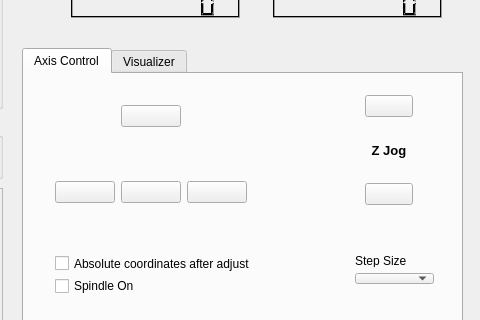
Qt form mainwindow.ui (apsystems/GrblHoming) before a commit; both pictures show x 358 to 838 and y 151 to 471 of the 838 by 625 pixel window.
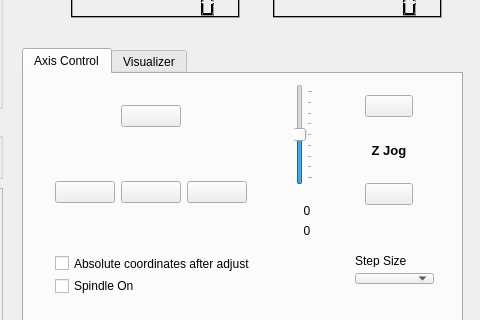
The same form after that commit. Icons and pictures are not drawn. Custom widgets are drawn as their Qt base class.

Commit message: Initial attempt at z control ui

Diff of the .ui file:
```diff
--- a/mainwindow.ui
+++ b/mainwindow.ui
@@ -1082,6 +1082,69 @@
        </item>
       </layout>
      </widget>
+     <widget class="QSlider" name="verticalSliderZJog">
+      <property name="geometry">
+       <rect>
+        <x>270</x>
+        <y>10</y>
+        <width>19</width>
+        <height>101</height>
+       </rect>
+      </property>
+      <property name="maximum">
+       <number>80</number>
+      </property>
+      <property name="value">
+       <number>40</number>
+      </property>
+      <property name="sliderPosition">
+       <number>40</number>
+      </property>
+      <property name="orientation">
+       <enum>Qt::Vertical</enum>
+      </property>
+      <property name="invertedAppearance">
+       <bool>false</bool>
+      </property>
+      <property name="invertedControls">
+       <bool>false</bool>
+      </property>
+      <property name="tickPosition">
+       <enum>QSlider::TicksBelow</enum>
+      </property>
+     </widget>
+     <widget class="QLabel" name="currentZJogSliderDelta">
+      <property name="geometry">
+       <rect>
+        <x>260</x>
+        <y>130</y>
+        <width>46</width>
+        <height>13</height>
+       </rect>
+      </property>
+      <property name="text">
+       <string>0</string>
+      </property>
+      <property name="alignment">
+       <set>Qt::AlignCenter</set>
+      </property>
+     </widget>
+     <widget class="QLabel" name="resultingZJogSliderPosition">
+      <property name="geometry">
+       <rect>
+        <x>260</x>
+        <y>150</y>
+        <width>46</width>
+        <height>13</height>
+       </rect>
+      </property>
+      <property name="text">
+       <string>0</string>
+      </property>
+      <property name="alignment">
+       <set>Qt::AlignCenter</set>
+      </property>
+     </widget>
     </widget>
     <widget class="QWidget" name="tab_">
      <attribute name="title">
```
The commit also changes 7 other files.
